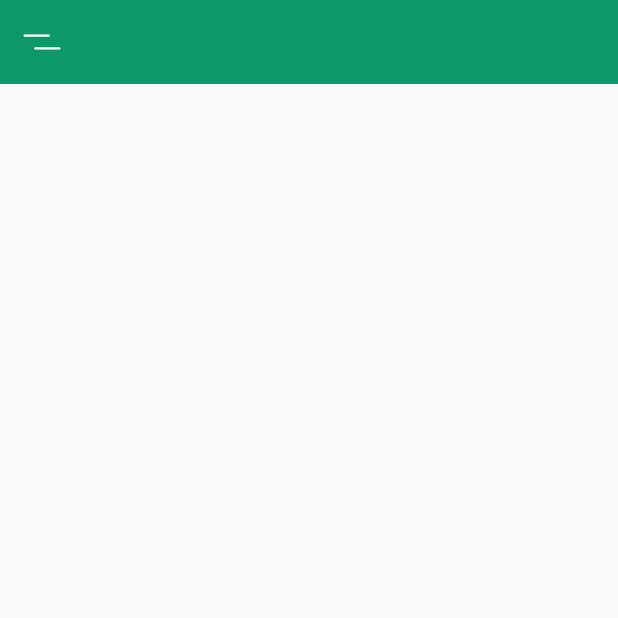
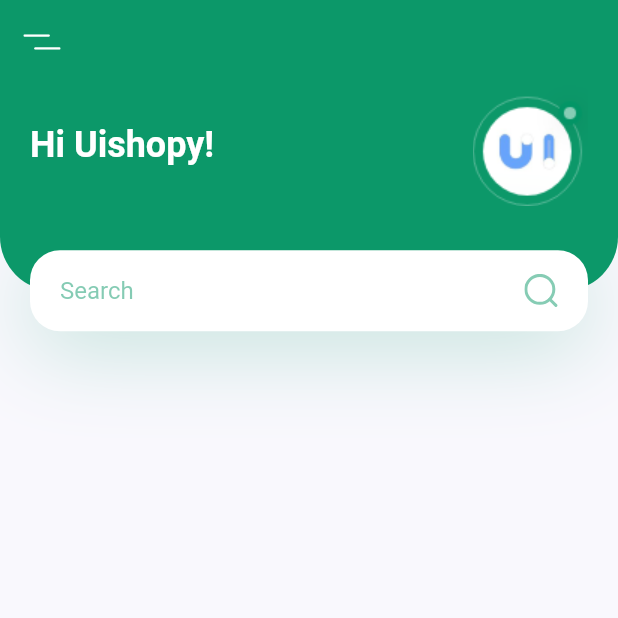
Before and after one commit to Jos620/plant_app, a Flutter app: the screen it shows after launch, on a phone screen of 412 x 824 dp, the top half of it. Run offline on Flutter 3.47's test engine with Material 2 defaults, Android fonts, the phone set to English and light mode, and no system bars; our stand-ins replace flutter_svg.

Commit message:
Add header

```diff
--- /dev/null
+++ b/lib/screens/home/components/body.dart
@@ -0,0 +1,97 @@
+import 'package:flutter/material.dart';
+import 'package:flutter_svg/flutter_svg.dart';
+import 'package:plant_app/constants.dart';
+
+class Body extends StatelessWidget {
+  const Body({Key? key}) : super(key: key);
+
+  @override
+  Widget build(BuildContext context) {
+    Size size = MediaQuery.of(context).size;
+    return Column(
+      children: [
+        SizedBox(
+          height: size.height * 0.2,
+          child: Stack(
+            children: [
+              // Header background
+              Container(
+                padding: const EdgeInsets.only(
+                  left: kDefaultPadding,
+                  right: kDefaultPadding,
+                  bottom: 36 + kDefaultPadding,
+                ),
+                height: size.height * 0.2 - 27,
+                decoration: const BoxDecoration(
+                  color: kPrimaryColor,
+                  borderRadius: BorderRadius.only(
+                    bottomLeft: Radius.circular(36),
+                    bottomRight: Radius.circular(36),
+                  ),
+                ),
+
+                // Title
+                child: Row(
+                  children: [
+                    Text(
+                      'Hi Uishopy!',
+                      style: Theme.of(context).textTheme.headline5?.copyWith(
+                        color: Colors.white,
+                        fontWeight: FontWeight.bold,
+                      ),
+                    ),
+                    const Spacer(),
+                    Image.asset('assets/images/logo.png'),
+                  ],
+                ),
+              ),
+
+              // SearchBox
+              Positioned(
+                bottom: 0,
+                left: 0,
+                right: 0,
+                child: Container(
+                  alignment: Alignment.center,
+                  margin:
+                      const EdgeInsets.symmetric(horizontal: kDefaultPadding),
+                  padding:
+                      const EdgeInsets.symmetric(horizontal: kDefaultPadding),
+                  height: 54,
+                  decoration: BoxDecoration(
+                      color: Colors.white,
+                      borderRadius: BorderRadius.circular(20.0),
+                      boxShadow: [
+                        BoxShadow(
+                          offset: const Offset(0, 10),
+                          blurRadius: 50,
+                          color: kPrimaryColor.withOpacity(0.23),
+                        ),
+                      ]),
+                  child: Row(
+                    children: [
+                      Expanded(
+                        child: TextField(
+                          onChanged: (value) => print(value),
+                          decoration: InputDecoration(
+                            hintText: 'Search',
+                            hintStyle: TextStyle(
+                              color: kPrimaryColor.withOpacity(0.5),
+                            ),
+                            enabledBorder: InputBorder.none,
+                            focusedBorder: InputBorder.none,
+                          ),
+                        ),
+                      ),
+                      SvgPicture.asset('assets/icons/search.svg'),
+                    ],
+                  ),
+                ),
+              )
+            ],
+          ),
+        )
+      ],
+    );
+  }
+}
--- a/lib/screens/home/home_screen.dart
+++ b/lib/screens/home/home_screen.dart
@@ -1,6 +1,6 @@
 import 'package:flutter/material.dart';
 import 'package:flutter_svg/flutter_svg.dart';
-import 'package:flutter_svg/parser.dart';
+import 'package:plant_app/screens/home/components/body.dart';
 
 class HomeScreen extends StatelessWidget {
   const HomeScreen({Key? key}) : super(key: key);
@@ -9,6 +9,7 @@ class HomeScreen extends StatelessWidget {
   Widget build(BuildContext context) {
     return Scaffold(
       appBar: buildAppBar(),
+      body: const Body()
     );
   }
 
```
